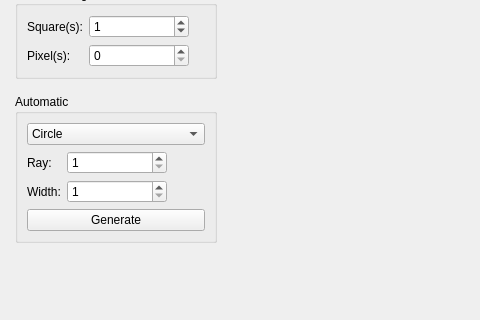
RPG-Paper-Maker/RPG-Paper-Maker, file Editor/Dialogs/Systems/dialogsystemdetection.ui: the form before one commit; both pictures show x 0 to 480 and y 235 to 555 of the 937 by 555 pixel window.
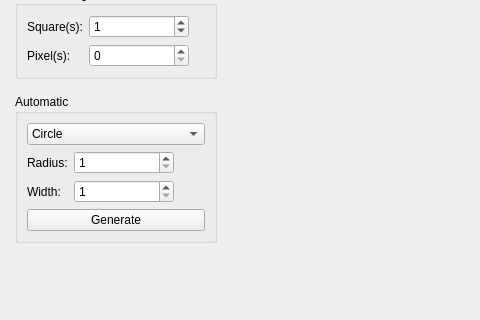
The form after the commit. Custom widgets are drawn as their Qt base class.

What changed in the file:
```diff
--- a/Editor/Dialogs/Systems/dialogsystemdetection.ui
+++ b/Editor/Dialogs/Systems/dialogsystemdetection.ui
@@ -285,7 +285,7 @@
               <item row="1" column="0">
                <widget class="QLabel" name="label_9">
                 <property name="text">
-                 <string>Ray:</string>
+                 <string>Radius:</string>
                 </property>
                </widget>
               </item>
@@ -307,7 +307,7 @@
                  <number>1</number>
                 </property>
                 <property name="maximum">
-                 <number>999</number>
+                 <number>500</number>
                 </property>
                 <property name="value">
                  <number>1</number>
@@ -352,7 +352,7 @@
                  <number>1</number>
                 </property>
                 <property name="maximum">
-                 <number>999</number>
+                 <number>500</number>
                 </property>
                 <property name="value">
                  <number>1</number>
```
Left out of the diff: 6 changed lines with no effect on the pictures.
